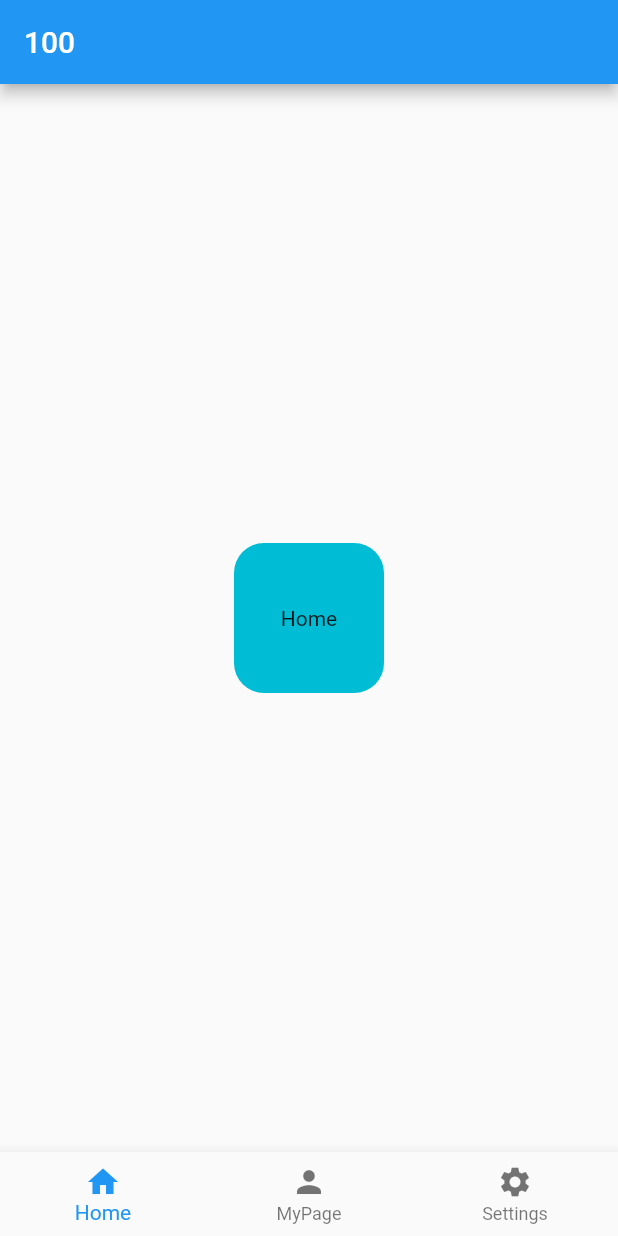
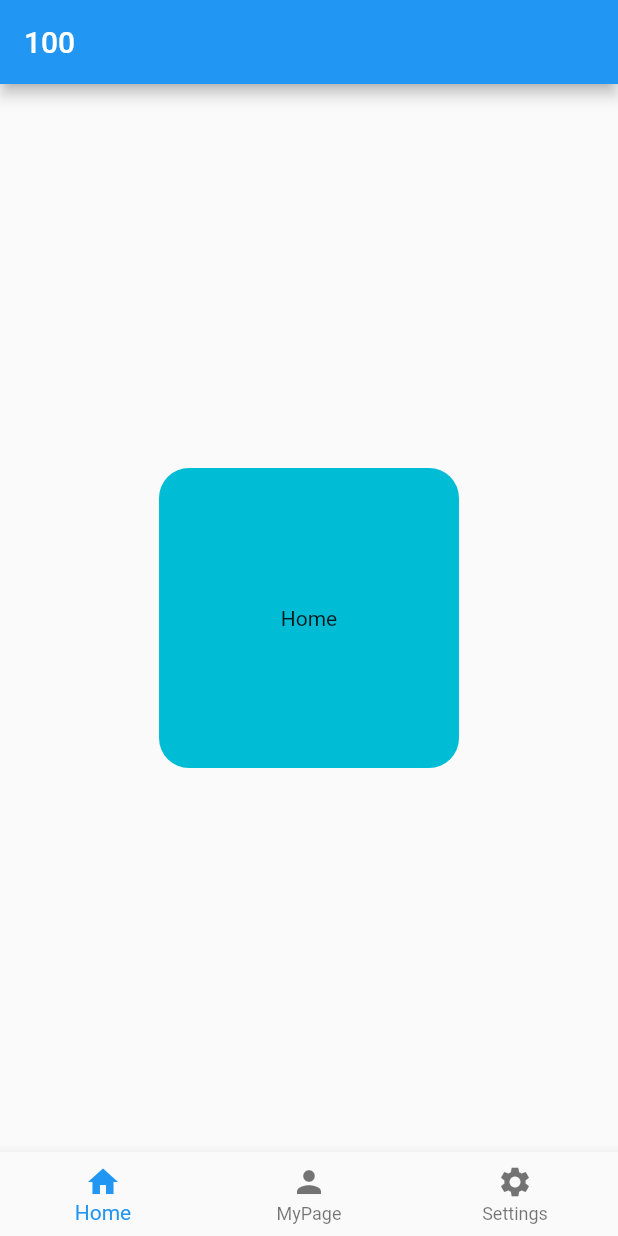
Before and after one commit to SI-Monxy/100, a Flutter app: the screen it shows after launch, on a phone screen of 412 x 824 dp. Run offline on Flutter 3.47's test engine with Material 2 defaults, Android fonts, the phone set to English and light mode, and no system bars.

Commit message:
Add files via upload

```diff
--- a/lib/main.dart
+++ b/lib/main.dart
@@ -27,7 +27,7 @@ class _HomePageState extends State<HomePage> {
   static List<Widget> _pageList = [
     CustomPage(pannelColor: Colors.cyan, title: 'Home'),
     CustomPage(pannelColor: Colors.green, title: 'MyPage'),
-    CustomPage(pannelColor: Colors.red, title: 'Settings')
+    CustomPage(pannelColor: Colors.redAccent, title: 'Settings')
   ];
 
   void _onItemTapped(int index) {
@@ -78,8 +78,8 @@ class CustomPage extends StatelessWidget {
     return Container(
       child: Center(
         child: Container(
-          width: 100,
-          height: 100,
+          width: 200,
+          height: 200,
           decoration: BoxDecoration(
               color: pannelColor,
               borderRadius: BorderRadius.all(Radius.circular(20.0))),
```
